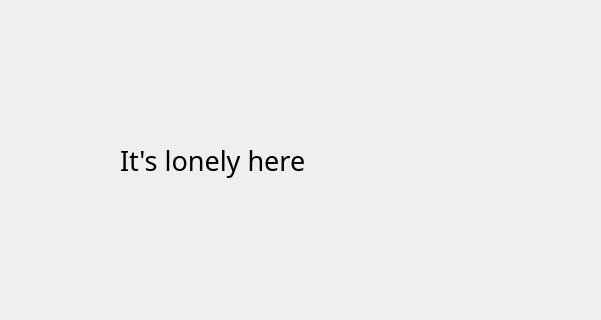
Old version of the form ui/authors.ui in the repository Dmitriy2442/CT_project; both pictures show x 0 to 601 and y 120 to 440 of the 1280 by 720 pixel window.
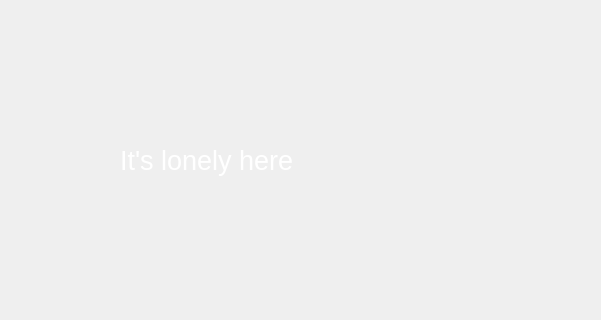
New version of the form. Icons and pictures are not drawn.

```diff
--- a/ui/authors.ui
+++ b/ui/authors.ui
@@ -30,12 +30,14 @@
    </property>
    <property name="font">
     <font>
+     <family>Segoe UI</family>
      <pointsize>20</pointsize>
     </font>
    </property>
    <property name="styleSheet">
     <string notr="true">QLabel {
 	font-size: 24 px;
+	color: white;
 }</string>
    </property>
    <property name="text">
```
